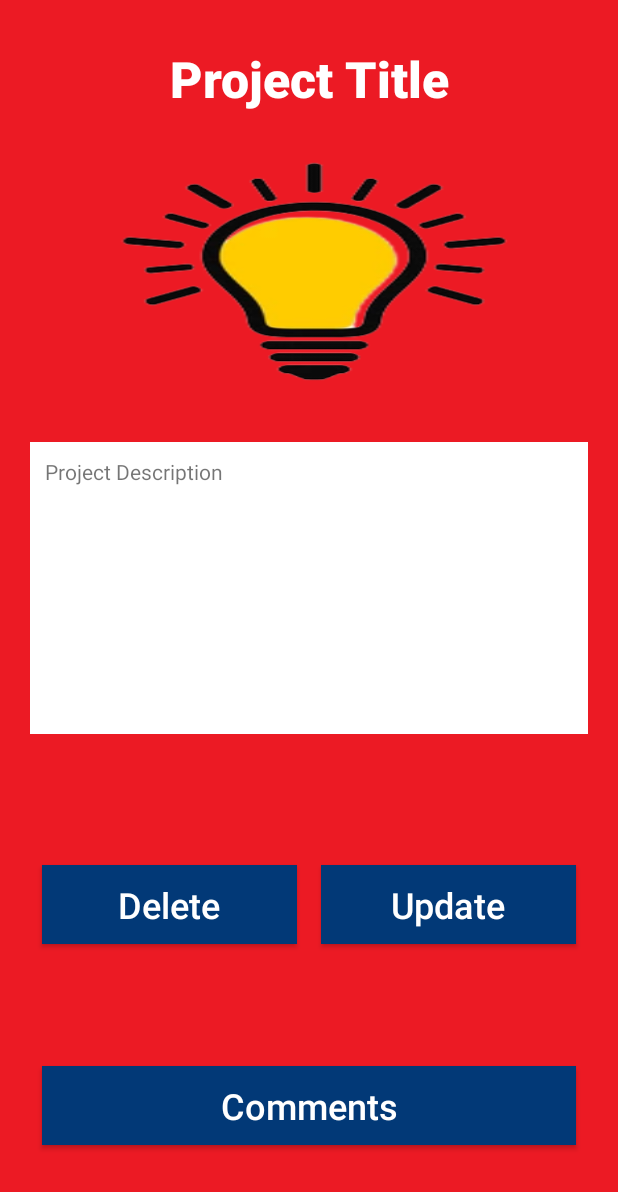
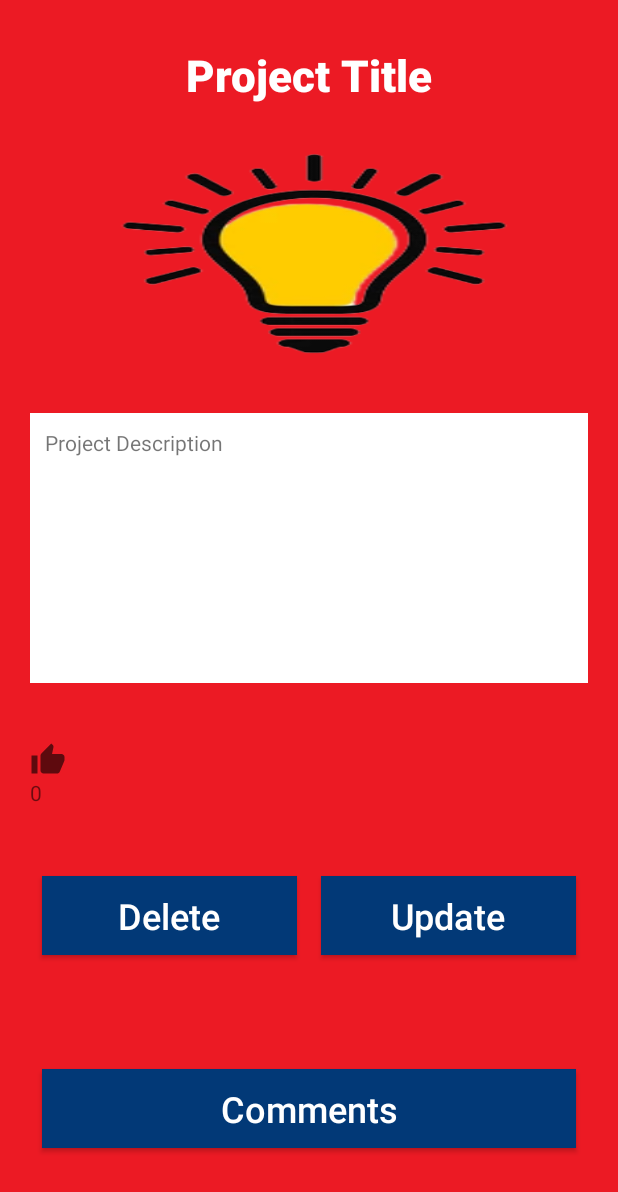
Before and after one commit to TripathiTejas/ShoutBox_Teacher, an Android app: the ProjectDisplayActivity screen opened directly, with no data from a screen before it, on a phone screen of 412 x 824 dp. Shown: the top 1192 px of the screen. Run offline under Robolectric (Android 15) with nearby library versions, the phone set to English and light mode, and no system bars; our stand-ins replace Firebase (no records; nobody signed in at launch, a user with empty details on screens opened directly).

Commit message:
Added Like feature

```diff
--- a/app/src/main/java/org/kotakeducation/shoutbox/Activities/ProjectDisplayActivity.java
+++ b/app/src/main/java/org/kotakeducation/shoutbox/Activities/ProjectDisplayActivity.java
@@ -16,12 +16,20 @@ import com.google.android.gms.tasks.OnCompleteListener;
 import com.google.android.gms.tasks.OnFailureListener;
 import com.google.android.gms.tasks.OnSuccessListener;
 import com.google.android.gms.tasks.Task;
+import com.google.firebase.auth.FirebaseAuth;
+import com.google.firebase.auth.FirebaseUser;
+import com.google.firebase.database.DataSnapshot;
+import com.google.firebase.database.DatabaseError;
+import com.google.firebase.database.DatabaseReference;
+import com.google.firebase.database.FirebaseDatabase;
+import com.google.firebase.database.ValueEventListener;
 import com.google.firebase.firestore.DocumentSnapshot;
 import com.google.firebase.firestore.FirebaseFirestore;
 import com.google.firebase.firestore.QuerySnapshot;
 import com.google.firebase.storage.FirebaseStorage;
 import com.google.firebase.storage.StorageReference;
 
+import org.jetbrains.annotations.NotNull;
 import org.kotakeducation.shoutbox.R;
 
 public class ProjectDisplayActivity extends AppCompatActivity {
@@ -34,6 +42,15 @@ public class ProjectDisplayActivity extends AppCompatActivity {
     private StorageReference reference= FirebaseStorage.getInstance().getReference();
 
     TextView enquiryDetailsTV;
+
+    ImageView likeButton;
+    TextView likeCountTV;
+
+    DatabaseReference likesRef;
+
+    FirebaseUser mCurrentUser;
+    long count;
+
 
     @Override
     protected void onCreate(Bundle savedInstanceState) {
@@ -50,9 +67,54 @@ public class ProjectDisplayActivity extends AppCompatActivity {
 
         enquiryDetailsTV=findViewById(R.id.enquiryDetailsTV);
 
+        likeButton = findViewById(R.id.likeImage);
+        likeCountTV = findViewById(R.id.likeCount);
+        mCurrentUser = FirebaseAuth.getInstance().getCurrentUser();
+
+
         Intent intent=getIntent();
         UserID=intent.getStringExtra("User ID");
         ProjectID=intent.getStringExtra("Project Id");
+
+        likesRef = FirebaseDatabase.getInstance().getReference().child("project-likes").child(ProjectID);
+
+
+        likesRef.addValueEventListener(new ValueEventListener() {
+            @Override
+            public void onDataChange(@NonNull @NotNull DataSnapshot snapshot) {
+                count = snapshot.getChildrenCount();
+                likeCountTV.setText(String.valueOf(count));
+            }
+
+            @Override
+            public void onCancelled(@NonNull @NotNull DatabaseError error) {
+
+            }
+        });
+
+        likeButton.setOnClickListener(new View.OnClickListener() {
+            @Override
+            public void onClick(View view) {
+                likesRef.child(mCurrentUser.getUid()).addListenerForSingleValueEvent(new ValueEventListener() {
+                    @Override
+                    public void onDataChange(@NonNull @NotNull DataSnapshot snapshot) {
+                        if (!snapshot.exists()){
+                            likesRef.child(mCurrentUser.getUid()).setValue(mCurrentUser.getUid());
+                            Toast.makeText(ProjectDisplayActivity.this, "Liked!", Toast.LENGTH_SHORT).show();
+                        }
+                        else{
+                            likesRef.child(mCurrentUser.getUid()).removeValue();
+                            Toast.makeText(ProjectDisplayActivity.this, "Like Removed!", Toast.LENGTH_SHORT).show();
+                        }
+                    }
+
+                    @Override
+                    public void onCancelled(@NonNull @NotNull DatabaseError error) {
+
+                    }
+                });
+            }
+        });
 
         display(UserID,ProjectID);
 
--- /dev/null
+++ b/app/src/main/res/drawable/ic_baseline_thumb_up_24.xml
@@ -0,0 +1,10 @@
+<vector xmlns:android="http://schemas.android.com/apk/res/android"
+    android:width="24dp"
+    android:height="24dp"
+    android:viewportWidth="24"
+    android:viewportHeight="24"
+    android:tint="?attr/colorControlNormal">
+  <path
+      android:fillColor="@android:color/white"
+      android:pathData="M1,21h4L5,9L1,9v12zM23,10c0,-1.1 -0.9,-2 -2,-2h-6.31l0.95,-4.57 0.03,-0.32c0,-0.41 -0.17,-0.79 -0.44,-1.06L14.17,1 7.59,7.59C7.22,7.95 7,8.45 7,9v10c0,1.1 0.9,2 2,2h9c0.83,0 1.54,-0.5 1.84,-1.22l3.02,-7.05c0.09,-0.23 0.14,-0.47 0.14,-0.73v-2z"/>
+</vector>
--- a/app/src/main/res/layout/activity_project_display.xml
+++ b/app/src/main/res/layout/activity_project_display.xml
@@ -54,6 +54,19 @@
             android:padding="10dp"
             android:textColor="@color/black" />
 
+        <ImageView
+            android:layout_width="wrap_content"
+            android:layout_height="wrap_content"
+            android:src="@drawable/ic_baseline_thumb_up_24"
+            android:id="@+id/likeImage"/>
+
+        <TextView
+            android:layout_width="wrap_content"
+            android:layout_height="wrap_content"
+            android:text="0"
+            android:id="@+id/likeCount"/>
+
+
         <LinearLayout
             android:layout_width="match_parent"
             android:layout_height="wrap_content"
```
